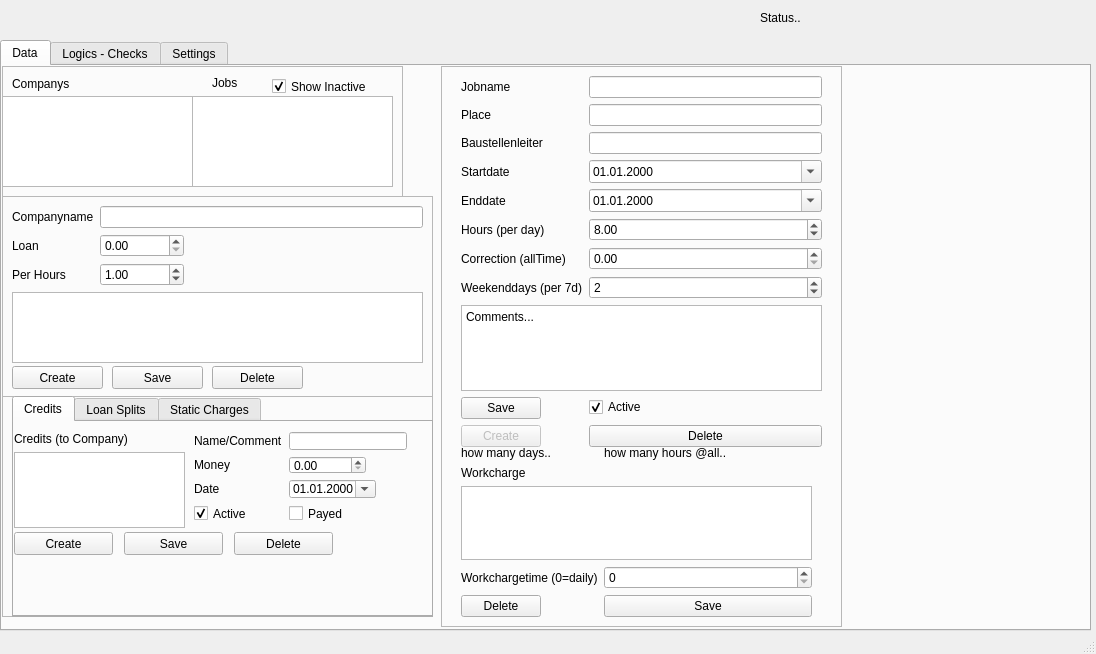
Old version of the form main.ui in the repository hersche/jobManagement.
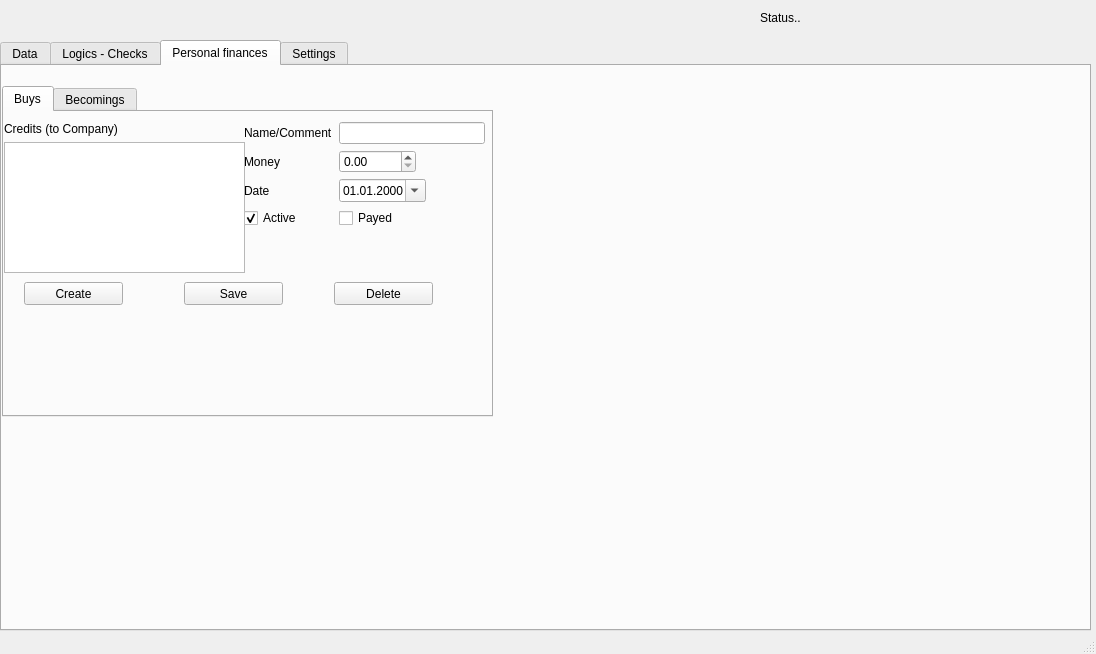
New version of the form. The open tabs and pages were chosen to show the change. Custom widgets are drawn as their Qt base class.

Commit message: personal finances invented.. buggy! good night..

The edit to the form file:
```diff
--- a/main.ui
+++ b/main.ui
@@ -42,7 +42,7 @@
      </sizepolicy>
     </property>
     <property name="currentIndex">
-     <number>0</number>
+     <number>2</number>
     </property>
     <widget class="QWidget" name="data">
      <property name="sizePolicy">
@@ -1200,6 +1200,286 @@
       </widget>
      </widget>
     </widget>
+    <widget class="QWidget" name="tab_6">
+     <attribute name="title">
+      <string>Personal finances</string>
+     </attribute>
+     <widget class="QTabWidget" name="tabWidget_4">
+      <property name="geometry">
+       <rect>
+        <x>0</x>
+        <y>20</y>
+        <width>491</width>
+        <height>331</height>
+       </rect>
+      </property>
+      <property name="currentIndex">
+       <number>1</number>
+      </property>
+      <widget class="QWidget" name="tab_7">
+       <attribute name="title">
+        <string>Buys</string>
+       </attribute>
+       <widget class="QWidget" name="verticalLayoutWidget_3">
+        <property name="geometry">
+         <rect>
+          <x>0</x>
+          <y>10</y>
+          <width>241</width>
+          <height>151</height>
+         </rect>
+        </property>
+        <layout class="QVBoxLayout" name="verticalLayout_3">
+         <item>
+          <widget class="QLabel" name="label_31">
+           <property name="text">
+            <string>Credits (to Company)</string>
+           </property>
+          </widget>
+         </item>
+         <item>
+          <widget class="QListWidget" name="personalCreditList"/>
+         </item>
+        </layout>
+       </widget>
+       <widget class="QWidget" name="formLayoutWidget_10">
+        <property name="geometry">
+         <rect>
+          <x>240</x>
+          <y>10</y>
+          <width>241</width>
+          <height>121</height>
+         </rect>
+        </property>
+        <layout class="QFormLayout" name="formLayout_10">
+         <property name="fieldGrowthPolicy">
+          <enum>QFormLayout::ExpandingFieldsGrow</enum>
+         </property>
+         <property name="labelAlignment">
+          <set>Qt::AlignLeading|Qt::AlignLeft|Qt::AlignVCenter</set>
+         </property>
+         <item row="1" column="0">
+          <widget class="QLabel" name="label_32">
+           <property name="text">
+            <string>Money</string>
+           </property>
+          </widget>
+         </item>
+         <item row="1" column="1">
+          <widget class="QDoubleSpinBox" name="personalCreditValue">
+           <property name="decimals">
+            <number>2</number>
+           </property>
+           <property name="maximum">
+            <double>99999.990000000005239</double>
+           </property>
+          </widget>
+         </item>
+         <item row="3" column="0">
+          <widget class="QLabel" name="label_33">
+           <property name="text">
+            <string>Date</string>
+           </property>
+          </widget>
+         </item>
+         <item row="3" column="1">
+          <widget class="QDateEdit" name="personalCreditDate">
+           <property name="displayFormat">
+            <string>dd.MM.yyyy</string>
+           </property>
+           <property name="calendarPopup">
+            <bool>true</bool>
+           </property>
+          </widget>
+         </item>
+         <item row="4" column="1">
+          <widget class="QCheckBox" name="personalCreditPayed">
+           <property name="text">
+            <string>Payed</string>
+           </property>
+          </widget>
+         </item>
+         <item row="0" column="1">
+          <widget class="QLineEdit" name="personalCreditName"/>
+         </item>
+         <item row="0" column="0">
+          <widget class="QLabel" name="label_34">
+           <property name="text">
+            <string>Name/Comment</string>
+           </property>
+          </widget>
+         </item>
+         <item row="4" column="0">
+          <widget class="QCheckBox" name="personalCreditActive">
+           <property name="text">
+            <string>Active</string>
+           </property>
+           <property name="checked">
+            <bool>true</bool>
+           </property>
+          </widget>
+         </item>
+        </layout>
+       </widget>
+       <widget class="QPushButton" name="createPersonalCredit">
+        <property name="geometry">
+         <rect>
+          <x>20</x>
+          <y>170</y>
+          <width>99</width>
+          <height>23</height>
+         </rect>
+        </property>
+        <property name="text">
+         <string>Create</string>
+        </property>
+       </widget>
+       <widget class="QPushButton" name="savePersonalCredit">
+        <property name="geometry">
+         <rect>
+          <x>180</x>
+          <y>170</y>
+          <width>99</width>
+          <height>23</height>
+         </rect>
+        </property>
+        <property name="text">
+         <string>Save</string>
+        </property>
+       </widget>
+       <widget class="QPushButton" name="deletePersonalCredit">
+        <property name="geometry">
+         <rect>
+          <x>330</x>
+          <y>170</y>
+          <width>99</width>
+          <height>23</height>
+         </rect>
+        </property>
+        <property name="text">
+         <string>Delete</string>
+        </property>
+       </widget>
+      </widget>
+      <widget class="QWidget" name="tab_9">
+       <attribute name="title">
+        <string>Becomings</string>
+       </attribute>
+       <widget class="QWidget" name="formLayoutWidget_13">
+        <property name="geometry">
+         <rect>
+          <x>210</x>
+          <y>0</y>
+          <width>191</width>
+          <height>101</height>
+         </rect>
+        </property>
+        <layout class="QFormLayout" name="formLayout_13">
+         <property name="fieldGrowthPolicy">
+          <enum>QFormLayout::ExpandingFieldsGrow</enum>
+         </property>
+         <property name="labelAlignment">
+          <set>Qt::AlignLeading|Qt::AlignLeft|Qt::AlignVCenter</set>
+         </property>
+         <item row="0" column="0">
+          <widget class="QLabel" name="label_38">
+           <property name="text">
+            <string>Name</string>
+           </property>
+          </widget>
+         </item>
+         <item row="0" column="1">
+          <widget class="QLineEdit" name="personalChargesName"/>
+         </item>
+         <item row="1" column="0">
+          <widget class="QLabel" name="label_39">
+           <property name="text">
+            <string>Money</string>
+           </property>
+          </widget>
+         </item>
+         <item row="1" column="1">
+          <widget class="QDoubleSpinBox" name="personalChargesValue"/>
+         </item>
+        </layout>
+       </widget>
+       <widget class="QWidget" name="verticalLayoutWidget_4">
+        <property name="geometry">
+         <rect>
+          <x>0</x>
+          <y>0</y>
+          <width>201</width>
+          <height>101</height>
+         </rect>
+        </property>
+        <layout class="QVBoxLayout" name="verticalLayout_4">
+         <item>
+          <widget class="QLabel" name="label_40">
+           <property name="text">
+            <string>Static Charges</string>
+           </property>
+          </widget>
+         </item>
+         <item>
+          <widget class="QListWidget" name="personalChargesList"/>
+         </item>
+        </layout>
+       </widget>
+       <widget class="QPushButton" name="createPersonalCharge">
+        <property name="geometry">
+         <rect>
+          <x>0</x>
+          <y>110</y>
+          <width>91</width>
+          <height>23</height>
+         </rect>
+        </property>
+        <property name="text">
+         <string>Create</string>
+        </property>
+       </widget>
+       <widget class="QPushButton" name="savePersonalCharge">
+        <property name="geometry">
+         <rect>
+          <x>90</x>
+          <y>110</y>
+          <width>81</width>
+          <height>23</height>
+         </rect>
+        </property>
+        <property name="text">
+         <string>Save</string>
+        </property>
+       </widget>
+       <widget class="QPushButton" name="deletePersonalCharge">
+        <property name="geometry">
+         <rect>
+          <x>170</x>
+          <y>110</y>
+          <width>91</width>
+          <height>23</height>
+         </rect>
+        </property>
+        <property name="text">
+         <string>Delete</string>
+        </property>
+       </widget>
+       <widget class="QPlainTextEdit" name="plainTextEdit_2">
+        <property name="geometry">
+         <rect>
+          <x>0</x>
+          <y>130</y>
+          <width>401</width>
+          <height>61</height>
+         </rect>
+        </property>
+        <property name="plainText">
+         <string>A static charge doesn't get active till you add it to a job. Don't forget to tell the job, how many time u used the charge effective..</string>
+        </property>
+       </widget>
+      </widget>
+     </widget>
+    </widget>
     <widget class="QWidget" name="settings">
      <attribute name="title">
       <string comment="en">Settings</string>
```
Left out of the diff: 3 changed lines with no effect on the pictures. The commit also changes 4 other files.
